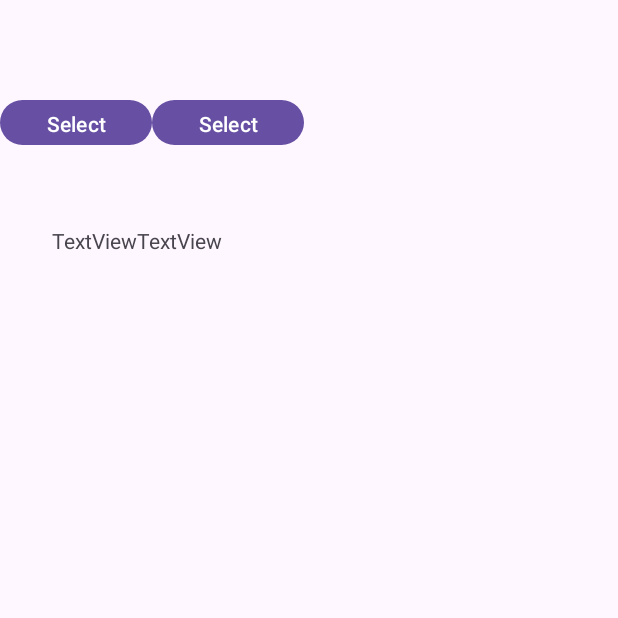
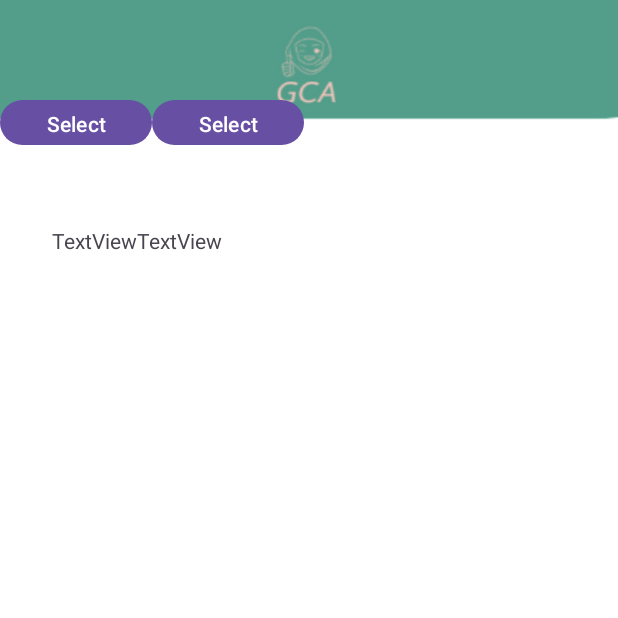
Before and after one commit to https-github-com-GNDECTouch/ConnectApp, an Android app: the FaculityActivity screen opened directly, with no data from a screen before it, on a phone screen of 412 x 824 dp, the top half of it. Run offline under Robolectric (Android 15) with nearby library versions, the phone set to English and light mode, and no system bars.

Commit message:
mentee and rst designsimple

```diff
--- a/app/src/main/res/layout/activity_alumni_view.xml
+++ b/app/src/main/res/layout/activity_alumni_view.xml
@@ -4,6 +4,7 @@
     xmlns:tools="http://schemas.android.com/tools"
     android:layout_width="match_parent"
     android:layout_height="match_parent"
+    android:background="@drawable/backimg1"
     tools:context=".FaculityActivity">
 
 
--- a/app/src/main/res/layout/activity_faculity.xml
+++ b/app/src/main/res/layout/activity_faculity.xml
@@ -4,7 +4,9 @@
     xmlns:tools="http://schemas.android.com/tools"
     android:layout_width="match_parent"
     android:layout_height="match_parent"
+    android:background="@drawable/backimg1"
     tools:context=".FaculityActivity">
+
 
 
     <LinearLayout
@@ -16,6 +18,7 @@
         app:layout_constraintTop_toTopOf="parent"
         app:layout_constraintVertical_bias="0.08"
         tools:ignore="MissingConstraints">
+
 
         <Button
             android:id="@+id/selectFileButton"
@@ -91,6 +94,7 @@
         app:layout_constraintEnd_toEndOf="parent"
         app:layout_constraintStart_toStartOf="parent"
         app:layout_constraintTop_toTopOf="@+id/linear">
+
         <TextView
             android:id="@+id/csvdata"
             android:layout_width="wrap_content"
--- a/app/src/main/res/layout/activity_main_activity2log.xml
+++ b/app/src/main/res/layout/activity_main_activity2log.xml
@@ -6,6 +6,7 @@
     xmlns:tools="http://schemas.android.com/tools"
     android:layout_width="match_parent"
     android:layout_height="wrap_content"
+
     tools:context=".MainActivity"
     android:orientation="vertical">
 
--- a/app/src/main/res/layout/activity_mentee.xml
+++ b/app/src/main/res/layout/activity_mentee.xml
@@ -4,6 +4,7 @@
     xmlns:tools="http://schemas.android.com/tools"
     android:layout_width="match_parent"
     android:layout_height="match_parent"
+    android:background="@drawable/backimg1"
     tools:context=".MenteeActivity">
 
     <TextView
--- a/app/src/main/res/layout/activity_mentor.xml
+++ b/app/src/main/res/layout/activity_mentor.xml
@@ -4,6 +4,7 @@
     xmlns:tools="http://schemas.android.com/tools"
     android:layout_width="match_parent"
     android:layout_height="match_parent"
+    android:background="@drawable/backimg1"
     tools:context=".MentorActivity">
 
     <TextView
```
Also changed, not shown: app/src/main/res/drawable/backimg1.png (added).
